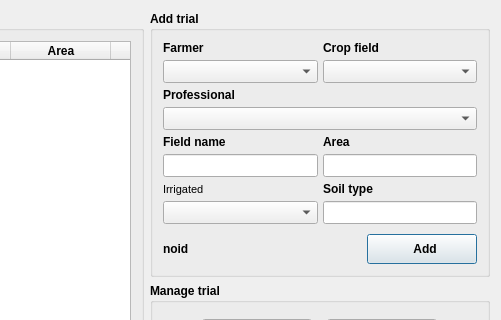
Above: gui/geostatistics_trial/geostatistics_trial.ui from franciscocamellon/lallemand_plant_care before the change; both pictures show x 214 to 715 and y 0 to 320 of the 715 by 660 pixel window. Below: the same form after it.
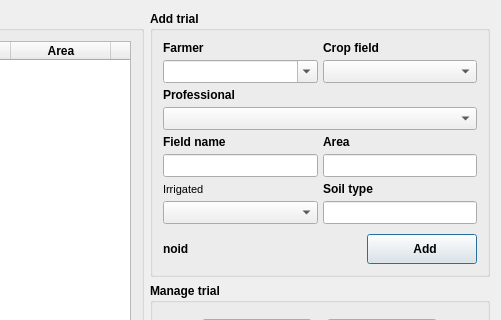
That is the form after the change. Icons and pictures are not drawn. Custom widgets are drawn as their Qt base class.

Diff of the .ui file:
```diff
--- a/gui/geostatistics_trial/geostatistics_trial.ui
+++ b/gui/geostatistics_trial/geostatistics_trial.ui
@@ -241,6 +241,12 @@
               <property name="styleSheet">
                <string notr="true">font: 8pt &quot;MS Shell Dlg 2&quot;;</string>
               </property>
+              <property name="editable">
+               <bool>true</bool>
+              </property>
+              <property name="insertPolicy">
+               <enum>QComboBox::NoInsert</enum>
+              </property>
              </widget>
             </item>
             <item>
```
Left out of the diff: 18 changed lines with no effect on the pictures.
